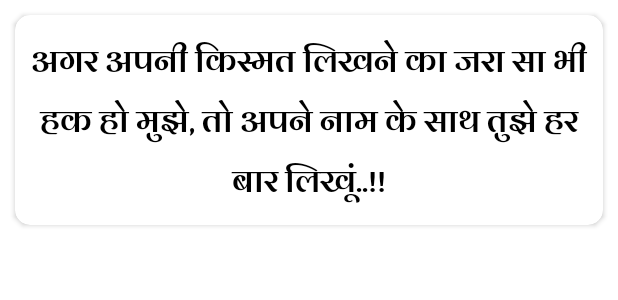
After one commit to Peelu-Dev/Shayari-App, an Android app: the layout item_shayari.xml on its own in the app's theme, with its tools: preview values and no code run, on a phone screen of 412 x 824 dp. The commit adds this screen. Shown: the top 300 px of the screen. Run offline under Robolectric (Android 15) with nearby library versions, the phone set to English and light mode, and no system bars.

Commit message:
Added Shayari inside categories from firebase

```diff
--- a/app/src/main/AndroidManifest.xml
+++ b/app/src/main/AndroidManifest.xml
@@ -14,6 +14,9 @@
         android:theme="@style/Theme.MeriShayari"
         tools:targetApi="31">
         <activity
+            android:name=".AllShayariActivity"
+            android:exported="false" />
+        <activity
             android:name=".StartActivity"
             android:exported="false" />
         <activity
@@ -27,7 +30,7 @@
         </activity>
         <activity
             android:name=".MainActivity"
-            android:exported="true"></activity>
+            android:exported="true" />
     </application>
 
 </manifest>
--- /dev/null
+++ b/app/src/main/java/com/example/merishayari/model/CategoryModel.kt
@@ -0,0 +1,6 @@
+package com.example.merishayari.model
+
+data class CategoryModel(
+    val id:String? = null,
+    val name:String? = null
+)
--- /dev/null
+++ b/app/src/main/java/com/example/merishayari/model/ShayariModel.kt
@@ -0,0 +1,6 @@
+package com.example.merishayari.model
+
+data class ShayariModel(
+    val id:String? = null,
+    val data:String? = null
+)
--- /dev/null
+++ b/app/src/main/res/drawable/btn_round_shape.xml
@@ -0,0 +1,4 @@
+<?xml version="1.0" encoding="utf-8"?>
+<selector xmlns:android="http://schemas.android.com/apk/res/android">
+
+</selector>
--- /dev/null
+++ b/app/src/main/res/drawable/ic_baseline_arrow_back_24.xml
@@ -0,0 +1,5 @@
+<vector android:height="24dp" android:tint="#000000"
+    android:viewportHeight="24" android:viewportWidth="24"
+    android:width="24dp" xmlns:android="http://schemas.android.com/apk/res/android">
+    <path android:fillColor="@android:color/white" android:pathData="M20,11H7.83l5.59,-5.59L12,4l-8,8 8,8 1.41,-1.41L7.83,13H20v-2z"/>
+</vector>
--- a/app/src/main/res/layout/item_category.xml
+++ b/app/src/main/res/layout/item_category.xml
@@ -13,7 +13,7 @@
 
         <TextView
             android:layout_width="match_parent"
-            android:layout_height="wrap_content"
+            android:layout_height="match_parent"
             android:gravity="center"
             android:id="@+id/item_text"
             android:fontFamily="@font/bold"
--- /dev/null
+++ b/app/src/main/res/layout/item_shayari.xml
@@ -0,0 +1,67 @@
+<?xml version="1.0" encoding="utf-8"?>
+<RelativeLayout xmlns:android="http://schemas.android.com/apk/res/android"
+    android:layout_width="match_parent"
+    android:layout_height="wrap_content"
+    xmlns:app="http://schemas.android.com/apk/res-auto">
+
+    <androidx.cardview.widget.CardView
+        android:layout_width="match_parent"
+        android:layout_height="wrap_content"
+        android:layout_margin="10dp"
+        app:cardCornerRadius="10dp"
+        >
+
+        <LinearLayout
+            android:layout_width="match_parent"
+            android:layout_height="match_parent"
+            android:orientation="vertical">
+
+
+
+        <TextView
+            android:id="@+id/itemShayari"
+            android:layout_width="match_parent"
+            android:layout_height="wrap_content"
+            android:layout_margin="10dp"
+            android:fontFamily="@font/bold"
+            android:textColor="@color/black"
+            android:text="अगर अपनी किस्मत लिखने का
+जरा सा भी हक हो मुझे,
+तो अपने नाम के साथ तुझे हर बार लिखूं..!!"
+            android:textSize="22sp"
+            android:gravity="center"
+            />
+
+            <LinearLayout
+                android:layout_width="match_parent"
+                android:layout_height="wrap_content"
+                android:orientation="horizontal">
+
+                <FrameLayout
+                    android:layout_width="match_parent"
+                    android:layout_height="match_parent"
+                    android:layout_weight="1">
+
+                </FrameLayout>
+
+                <FrameLayout
+                    android:layout_width="match_parent"
+                    android:layout_height="match_parent"
+                    android:layout_weight="1">
+
+                </FrameLayout>
+
+                <FrameLayout
+                    android:layout_width="match_parent"
+                    android:layout_height="match_parent"
+                    android:layout_weight="1">
+
+                </FrameLayout>
+
+            </LinearLayout>
+
+        </LinearLayout>
+
+    </androidx.cardview.widget.CardView>
+
+</RelativeLayout>
```
Also changed, not shown: app/src/main/java/com/example/merishayari/AllShayariActivity.kt (added, +43 -0 lines), app/src/main/java/com/example/merishayari/MainActivity.kt (+14 -3 lines), app/src/main/java/com/example/merishayari/adapter/AllShayariAdapter.kt (added, +31 -0 lines), app/src/main/java/com/example/merishayari/adapter/CategoryAdaptor.kt (+27 -2 lines), app/src/main/res/layout/activity_all_shayari.xml (added, +50 -0 lines).
